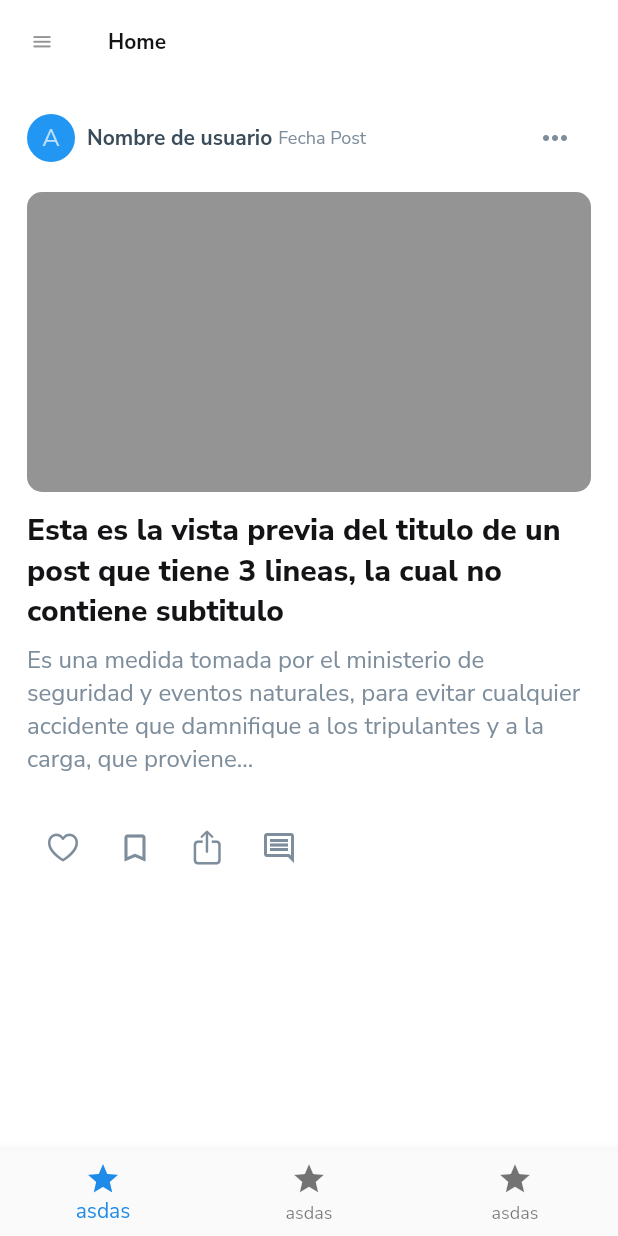
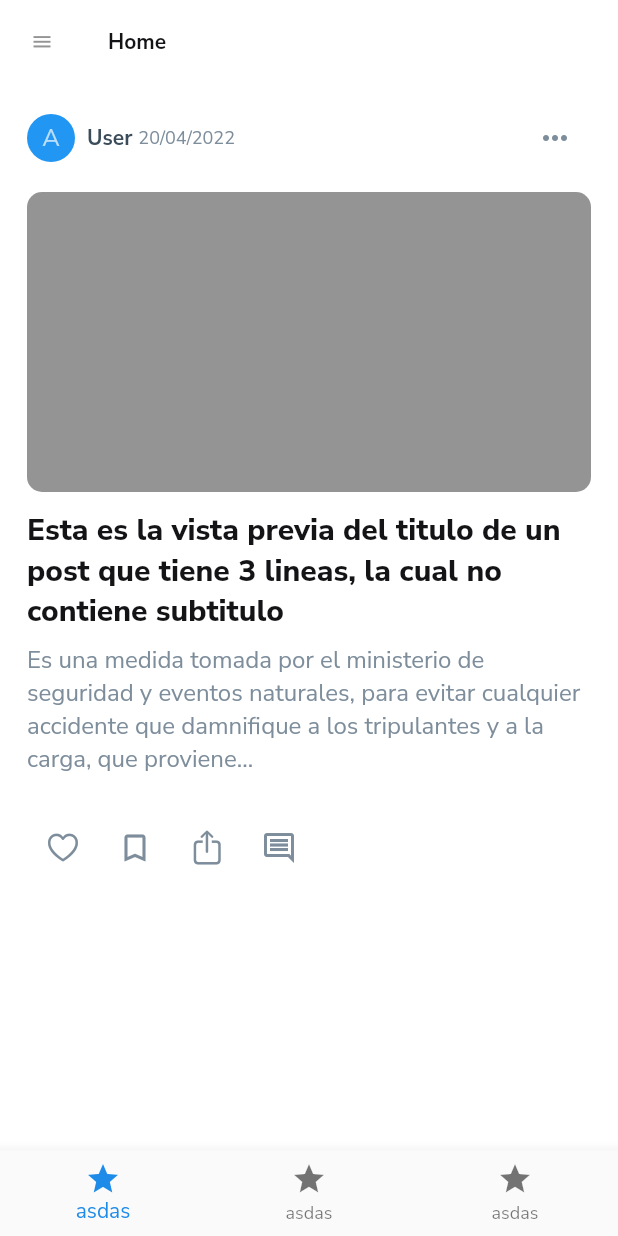
Before and after one commit to Richard-ece/JamReStore-1, a Flutter app: the HomePage screen opened by its route, on a phone screen of 412 x 824 dp. Run offline on Flutter 3.47's test engine with Material 2 defaults, Android fonts, the phone set to English and light mode, and no system bars; our stand-ins replace bloc, dio, equatable, flutter_bloc, flutter_hooks, google_fonts and 3 more; generated files the repository leaves out were written again; key blocks and very long unbroken strings in the code were emptied for the run.

Commit message:
Add params in post card

```diff
--- a/lib/components/card_post.dart
+++ b/lib/components/card_post.dart
@@ -1,21 +1,31 @@
 import 'package:flutter/material.dart';
 import 'package:jam_re_store/components/interaction_bar.dart';
 import 'package:jam_re_store/components/post_user_header.dart';
+import 'package:jam_re_store/models/post/post.dart';
 import 'package:jam_re_store/styles/color_theme.dart';
 import 'package:jam_re_store/styles/text_styles_app.dart';
 
 class CardPost extends StatelessWidget {
-  const CardPost({Key? key}) : super(key: key);
+  const CardPost({Key? key, required this.post}) : super(key: key);
+  final Post post;
 
   @override
   Widget build(BuildContext context) {
     return Container(
       child: Column(
         children: [
-          PostUserHeader(),
-          MultimediaContainer(),
-          TitlePreview(),
-          InteractionBar(),
+          PostUserHeader(
+            post: post,
+          ),
+          MultimediaContainer(
+            imagePost: post.imagePost,
+          ),
+          TitlePreview(
+            post: post,
+          ),
+          InteractionBar(
+            post: post,
+          ),
         ],
       ),
     );
@@ -23,7 +33,9 @@ class CardPost extends StatelessWidget {
 }
 
 class MultimediaContainer extends StatelessWidget {
-  const MultimediaContainer({Key? key}) : super(key: key);
+  const MultimediaContainer({Key? key, required this.imagePost})
+      : super(key: key);
+  final String? imagePost;
 
   @override
   Widget build(BuildContext context) {
@@ -42,7 +54,8 @@ class MultimediaContainer extends StatelessWidget {
 }
 
 class TitlePreview extends StatelessWidget {
-  const TitlePreview({Key? key}) : super(key: key);
+  const TitlePreview({Key? key, required this.post}) : super(key: key);
+  final Post post;
 
   @override
   Widget build(BuildContext context) {
@@ -51,13 +64,13 @@ class TitlePreview extends StatelessWidget {
       child: Column(
         children: [
           Text(
-            'Esta es la vista previa del titulo de un post que tiene 3 lineas, la cual no contiene subtitulo',
+            post.titlePost,
             style: TextStyleApp.headlinesBase(ColorTheme.textBlack),
           ),
           Padding(
             padding: const EdgeInsets.only(top: 8),
             child: Text(
-              'Es una medida tomada por el ministerio de seguridad y eventos naturales, para evitar cualquier accidente que damnifique a los tripulantes y a la carga, que proviene...',
+              post.subTitlePost,
               style: TextStyleApp.bodyBase(ColorTheme.grey),
             ),
           )
--- a/lib/components/interaction_bar.dart
+++ b/lib/components/interaction_bar.dart
@@ -1,9 +1,11 @@
 import 'package:flutter/material.dart';
 import 'package:flutter/cupertino.dart';
+import 'package:jam_re_store/models/post/post.dart';
 import 'package:jam_re_store/styles/color_theme.dart';
 
 class InteractionBar extends StatelessWidget {
-  const InteractionBar({Key? key}) : super(key: key);
+  const InteractionBar({Key? key, required this.post}) : super(key: key);
+  final Post post;
 
   @override
   Widget build(BuildContext context) {
--- a/lib/components/post_user_header.dart
+++ b/lib/components/post_user_header.dart
@@ -1,9 +1,11 @@
 import 'package:flutter/material.dart';
+import 'package:jam_re_store/models/post/post.dart';
 import 'package:jam_re_store/styles/color_theme.dart';
 import 'package:jam_re_store/styles/text_styles_app.dart';
 
 class PostUserHeader extends StatelessWidget {
-  const PostUserHeader({Key? key}) : super(key: key);
+  const PostUserHeader({Key? key, required this.post}) : super(key: key);
+  final Post post;
 
   @override
   Widget build(BuildContext context) {
@@ -12,7 +14,9 @@ class PostUserHeader extends StatelessWidget {
       child: Row(
         mainAxisAlignment: MainAxisAlignment.spaceBetween,
         children: [
-          UserName(),
+          UserName(
+            post: post,
+          ),
           SecundaryAction(),
         ],
       ),
@@ -21,20 +25,23 @@ class PostUserHeader extends StatelessWidget {
 }
 
 class UserName extends StatelessWidget {
-  const UserName({Key? key}) : super(key: key);
+  const UserName({Key? key, required this.post}) : super(key: key);
+  final Post post;
 
   @override
   Widget build(BuildContext context) {
     return Row(
       children: [
-        Avatar(),
+        Avatar(
+          pathAvatar: post.avatarUser,
+        ),
         Padding(
           padding: const EdgeInsets.only(left: 8),
-          child: UserNameLabel(),
+          child: UserNameLabel(userName: post.nameUser),
         ),
         Padding(
           padding: const EdgeInsets.only(left: 4),
-          child: PostDateLabel(),
+          child: PostDateLabel(postDate: post.datePost),
         ),
       ],
     );
@@ -57,7 +64,8 @@ class SecundaryAction extends StatelessWidget {
 }
 
 class Avatar extends StatelessWidget {
-  const Avatar({Key? key}) : super(key: key);
+  const Avatar({Key? key, required this.pathAvatar}) : super(key: key);
+  final String? pathAvatar;
 
   @override
   Widget build(BuildContext context) {
@@ -72,13 +80,14 @@ class Avatar extends StatelessWidget {
 }
 
 class UserNameLabel extends StatelessWidget {
-  const UserNameLabel({Key? key}) : super(key: key);
+  const UserNameLabel({Key? key, required this.userName}) : super(key: key);
+  final String userName;
 
   @override
   Widget build(BuildContext context) {
     return Container(
       child: Text(
-        'Nombre de usuario',
+        userName,
         style: TextStyleApp.labelS(ColorTheme.black),
       ),
     );
@@ -86,13 +95,14 @@ class UserNameLabel extends StatelessWidget {
 }
 
 class PostDateLabel extends StatelessWidget {
-  const PostDateLabel({Key? key}) : super(key: key);
+  const PostDateLabel({Key? key, required this.postDate}) : super(key: key);
+  final String postDate;
 
   @override
   Widget build(BuildContext context) {
     return Container(
       child: Text(
-        'Fecha Post',
+        postDate,
         style: TextStyleApp.bodyXs(ColorTheme.grey),
       ),
     );
--- /dev/null
+++ b/lib/models/post/post.dart
@@ -0,0 +1,19 @@
+class Post {
+  final String nameUser;
+  final String? avatarUser;
+  final String? imagePost;
+  final String titlePost;
+  final String subTitlePost;
+  final String datePost;
+  final String idPost;
+
+  Post({
+    required this.nameUser,
+    required this.avatarUser,
+    required this.imagePost,
+    required this.titlePost,
+    required this.subTitlePost,
+    required this.datePost,
+    required this.idPost,
+  });
+}
--- a/lib/pages/home/home_page.dart
+++ b/lib/pages/home/home_page.dart
@@ -1,19 +1,35 @@
 import 'package:flutter/material.dart';
 import 'package:flutter_hooks/flutter_hooks.dart';
 import 'package:jam_re_store/components/card_post.dart';
+import 'package:jam_re_store/models/post/post.dart';
 import 'package:jam_re_store/routes/names.dart';
 import 'package:jam_re_store/utils/helpers/app_locale.dart';
 import 'package:provider/provider.dart';
 
 class HomePage extends HookWidget {
-  const HomePage({Key? key}) : super(key: key);
+  HomePage({Key? key}) : super(key: key);
+  final post = Post(
+    nameUser: 'User',
+    avatarUser: null,
+    imagePost: null,
+    titlePost:
+        'Esta es la vista previa del titulo de un post que tiene 3 lineas, la cual no contiene subtitulo',
+    subTitlePost:
+        'Es una medida tomada por el ministerio de seguridad y eventos naturales, para evitar cualquier accidente que damnifique a los tripulantes y a la carga, que proviene...',
+    datePost: '20/04/2022',
+    idPost: '1',
+  );
 
   @override
   Widget build(BuildContext context) {
     ValueNotifier<int> tabIndex = useState(0);
 
     List<Widget> listScreens = [
-      Container(child: CardPost()),
+      Column(children: [
+        CardPost(
+          post: post,
+        ),
+      ]),
       Text("2"),
       Text("3"),
     ];
--- a/lib/routes/routes.dart
+++ b/lib/routes/routes.dart
@@ -17,7 +17,7 @@ var routes = <String, WidgetBuilder>{
   NamesRoutes.forgotpasswordEmail: (context) => const forgotPasswordEmailPage(),
   NamesRoutes.forgotPassword: (context) => const forgotPasswordPage(),
   NamesRoutes.signUp: (context) => const SignUpPage(),
-  NamesRoutes.home: (context) => const HomePage(),
+  NamesRoutes.home: (context) => HomePage(),
   NamesRoutes.editProfile: (context) => EditProfilePage(),
   NamesRoutes.profile: (context) => ProfilePage(),
   NamesRoutes.settings: (context) => SettingsPage(),
```
Also changed, not shown: lib/components/post.dart (deleted, +0 -149 lines).
